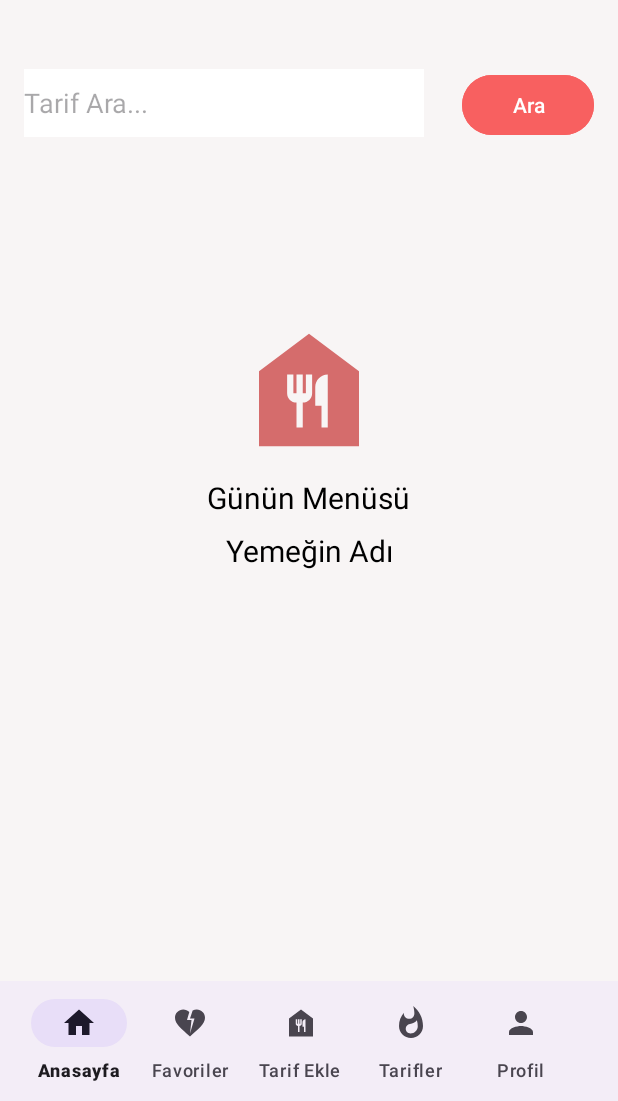
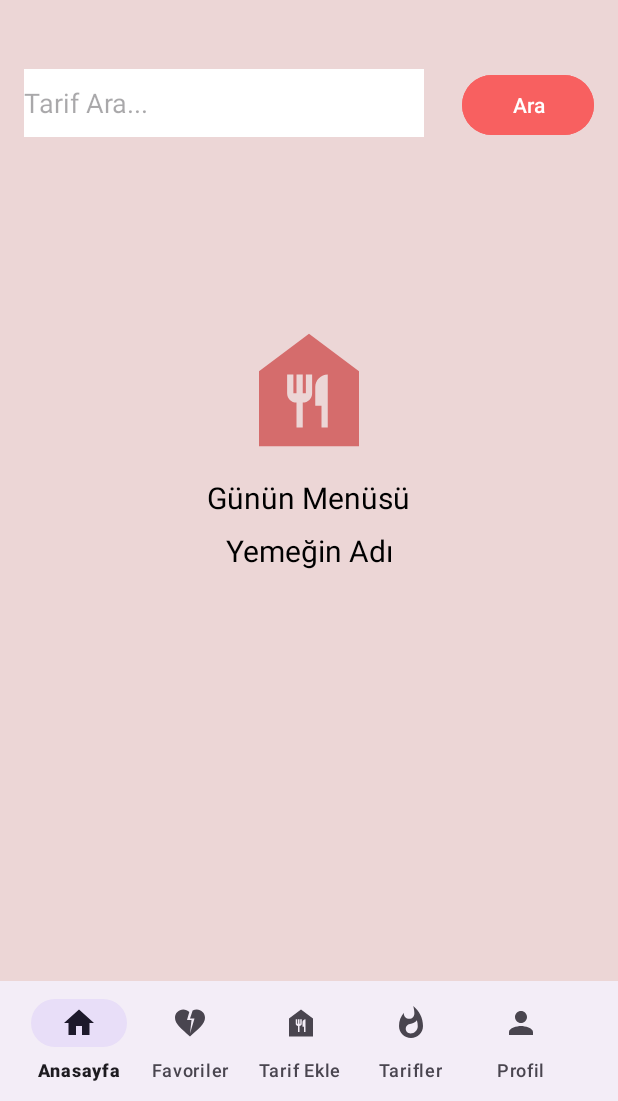
Before and after one commit to oftopaloglu/YemekTarifApp, an Android app: the screen it shows after launch (MainActivity), on a phone screen of 412 x 824 dp, the part 135-1236 px from its top. Run offline under Robolectric (Android 15) with nearby library versions, the phone set to English and light mode, and no system bars; our stand-ins replace Firebase (no records; nobody signed in at launch, a user with empty details on screens opened directly).

Commit message:
tasarımsal iyileştirmeler

```diff
--- a/app/src/main/java/com/grup4/yemektarifapp/Fragments/HomeFragment.java
+++ b/app/src/main/java/com/grup4/yemektarifapp/Fragments/HomeFragment.java
@@ -29,7 +29,6 @@ public class HomeFragment extends Fragment {
                              Bundle savedInstanceState) {
         binding = FragmentHomeBinding.inflate(inflater, container, false);
         firestoreFoodSearch = new FirestoreFoodSearch();
-
 
         binding.btnTarifAra.setOnClickListener(this::yemekArama);
 
--- a/app/src/main/res/layout/activity_main.xml
+++ b/app/src/main/res/layout/activity_main.xml
@@ -4,7 +4,7 @@
     xmlns:tools="http://schemas.android.com/tools"
     android:layout_width="match_parent"
     android:layout_height="match_parent"
-    android:background="#E9EAED"
+    android:background="#ECD6D6"
     tools:context=".MainActivity">
 
     <FrameLayout
--- a/app/src/main/res/layout/fragment_add_specifications.xml
+++ b/app/src/main/res/layout/fragment_add_specifications.xml
@@ -5,7 +5,7 @@
     xmlns:tools="http://schemas.android.com/tools"
     android:layout_width="match_parent"
     android:layout_height="match_parent"
-    android:background="#E9EAED"
+    android:background="#ECD6D6"
     tools:context=".Fragments.AddSpecificationsFragment">
 
     <FrameLayout
--- a/app/src/main/res/layout/fragment_home.xml
+++ b/app/src/main/res/layout/fragment_home.xml
@@ -3,7 +3,7 @@
     xmlns:tools="http://schemas.android.com/tools"
     android:layout_width="match_parent"
     android:layout_height="match_parent"
-    android:background="#F8F5F5"
+    android:background="#ECD6D6"
     tools:context=".Fragments.HomeFragment">
 
     <!-- Anasayfa Metni -->
--- a/app/src/main/res/layout/fragment_login.xml
+++ b/app/src/main/res/layout/fragment_login.xml
@@ -5,7 +5,7 @@
     android:layout_width="match_parent"
     android:layout_height="match_parent"
     tools:context=".Fragments.LoginFragment"
-    android:background="#ececec">
+    android:background="#ECD6D6">
 
     <ScrollView
         android:layout_width="match_parent"
--- a/app/src/main/res/layout/fragment_profile2.xml
+++ b/app/src/main/res/layout/fragment_profile2.xml
@@ -5,7 +5,7 @@
     android:layout_width="match_parent"
     android:layout_height="match_parent"
     tools:context=".Fragments.ProfileFragment"
-    android:background="#ececec">
+    android:background="#ECD6D6">
 
     <ScrollView
         android:layout_width="match_parent"
--- a/app/src/main/res/layout/fragment_results.xml
+++ b/app/src/main/res/layout/fragment_results.xml
@@ -3,7 +3,7 @@
     xmlns:app="http://schemas.android.com/apk/res-auto"
     xmlns:tools="http://schemas.android.com/tools"
     android:layout_width="match_parent"
-    android:background="#E9EAED"
+    android:background="#ECD6D6"
     android:layout_height="match_parent"
     tools:context=".Fragments.ResultsFragment">
 
--- a/app/src/main/res/layout/fragment_specifications.xml
+++ b/app/src/main/res/layout/fragment_specifications.xml
@@ -10,7 +10,7 @@
     <TextView
         android:layout_width="match_parent"
         android:layout_height="match_parent"
-        android:text="Tarifler"
+        android:text=""
         android:gravity="center"
         android:textSize="30sp"
         android:textColor="@color/white" />
--- a/app/src/main/res/values/colors.xml
+++ b/app/src/main/res/values/colors.xml
@@ -2,5 +2,5 @@
 <resources>
     <color name="black">#FF000000</color>
     <color name="white">#FFFFFFFF</color>
-    <color name="lavender">#F49C9C</color>
+    <color name="lavender">#ECD6D6</color>
 </resources>
```
Also changed, not shown: app/src/main/res/layout/item.xml (+31 -13 lines).
